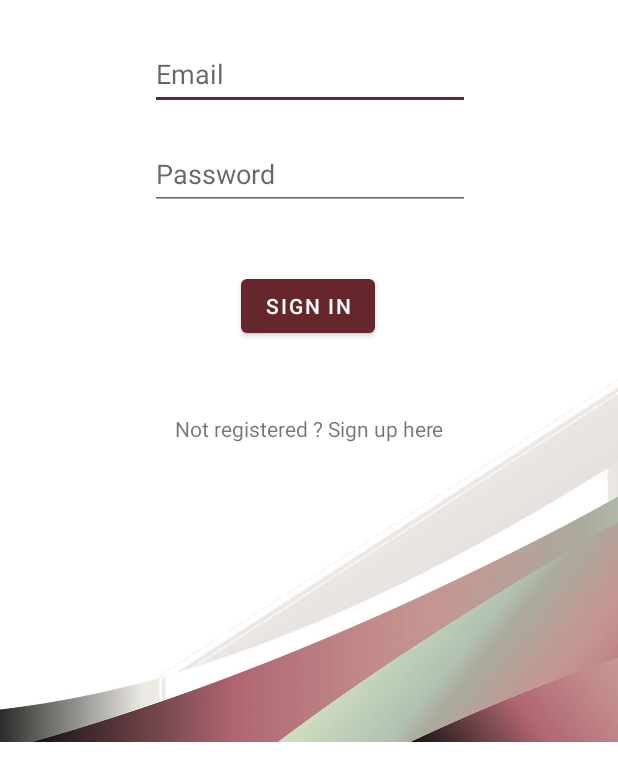
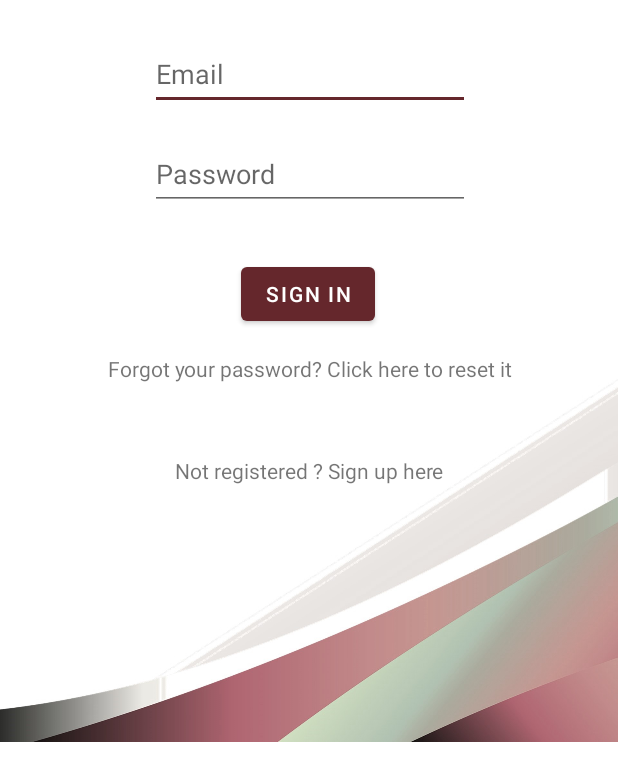
Before and after one commit to ItayMeiri/NextDoorApp, an Android app: the screen it shows after launch (LoginActivity), on a phone screen of 412 x 824 dp, the part 468-1236 px from its top. Run offline under Robolectric (Android 15) with nearby library versions, the phone set to English and light mode, and no system bars; our stand-ins replace Firebase (no records; nobody signed in at launch, a user with empty details on screens opened directly).

```diff
--- a/app/src/main/AndroidManifest.xml
+++ b/app/src/main/AndroidManifest.xml
@@ -9,6 +9,9 @@
         android:roundIcon="@mipmap/ic_launcher_round"
         android:supportsRtl="true"
         android:theme="@style/Theme.NextDoor">
+        <activity
+            android:name=".CityRepresentativeHomePageActivity"
+            android:exported="false" />
         <activity
             android:name=".BusinessProfileActivity"
             android:exported="false" />
--- a/app/src/main/java/com/app/nextdoor/HomePageActivity.java
+++ b/app/src/main/java/com/app/nextdoor/HomePageActivity.java
@@ -17,6 +17,8 @@ import android.widget.PopupMenu;
 import android.widget.Spinner;
 import android.widget.TextView;
 
+import com.app.nextdoor.RegistrationActivity;
+
 
 public class HomePageActivity extends AppCompatActivity implements PopupMenu.OnMenuItemClickListener {
 
@@ -32,8 +34,8 @@ public class HomePageActivity extends AppCompatActivity implements PopupMenu.OnM
 
         search = findViewById(R.id.search);
         menu = findViewById(R.id.button3);
+        sp = findViewById(R.id.spinner);
 
-        sp = findViewById(R.id.spinner);
         String [] items = new String[]{"Language","English","French","Hebrew"};
         adapter = new ArrayAdapter<String>(this, android.R.layout.simple_spinner_dropdown_item,items){
             @Override
--- a/app/src/main/java/com/app/nextdoor/LoginActivity.java
+++ b/app/src/main/java/com/app/nextdoor/LoginActivity.java
@@ -7,6 +7,7 @@ import android.content.SharedPreferences;
 import android.os.Bundle;
 import android.preference.PreferenceManager;
 import android.text.TextUtils;
+import android.util.Log;
 import android.util.Patterns;
 import android.view.View;
 import android.widget.Button;
@@ -25,6 +26,7 @@ public class LoginActivity extends AppCompatActivity {
     EditText Email, Password;
     Button SignIn;
     TextView SignUp;
+    TextView ResetPassword;
     FirebaseAuth myAuth;
 
     @Override
@@ -36,6 +38,7 @@ public class LoginActivity extends AppCompatActivity {
         Password = findViewById(R.id.Password1);
         SignIn = findViewById(R.id.button1);
         SignUp = findViewById(R.id.textView1);
+        ResetPassword = findViewById(R.id.forgetpassword);
         myAuth = FirebaseAuth.getInstance();
 
         SignIn.setOnClickListener(new View.OnClickListener() {
@@ -50,6 +53,13 @@ public class LoginActivity extends AppCompatActivity {
             public void onClick(View view) {
                 Intent i = new Intent(LoginActivity.this, RegistrationActivity.class);
                 startActivity(i);
+            }
+        });
+
+        ResetPassword.setOnClickListener(new View.OnClickListener() {
+            @Override
+            public void onClick(View view) {
+                resetPassword(myAuth,Email.getText().toString());
             }
         });
     }
@@ -90,7 +100,20 @@ public class LoginActivity extends AppCompatActivity {
         else {
             Toast.makeText(LoginActivity.this,"Login failed",Toast.LENGTH_LONG).show();
         }
+    }
 
+    public void resetPassword(FirebaseAuth auth,String email){
+        auth.sendPasswordResetEmail(email).addOnCompleteListener(new OnCompleteListener<Void>() {
+            @Override
+            public void onComplete(@NonNull Task<Void> task) {
+                if (task.isSuccessful()) {
+                    Toast.makeText(LoginActivity.this,"A password reset message has been sent to an email that exists in the system",Toast.LENGTH_LONG).show();
+                }
+                else {
+                    Toast.makeText(LoginActivity.this,"Action failed. Please try again",Toast.LENGTH_LONG).show();
+                }
+            }
+        });
     }
 
 }
--- a/app/src/main/res/layout/activity_home.xml
+++ b/app/src/main/res/layout/activity_home.xml
@@ -41,13 +41,13 @@
 
     <androidx.appcompat.widget.Toolbar
         android:id="@+id/toolbar"
-        android:layout_width="418dp"
-        android:layout_height="53dp"
+        android:layout_width="420dp"
+        android:layout_height="61dp"
         android:background="?attr/colorPrimary"
         android:minHeight="?attr/actionBarSize"
         android:theme="?attr/actionBarTheme"
         tools:ignore="MissingConstraints"
-        tools:layout_editor_absoluteX="1dp"
+        tools:layout_editor_absoluteX="-1dp"
         tools:layout_editor_absoluteY="0dp" />
 
     <LinearLayout
--- a/app/src/main/res/layout/activity_login.xml
+++ b/app/src/main/res/layout/activity_login.xml
@@ -67,7 +67,7 @@
         android:id="@+id/button1"
         android:layout_width="wrap_content"
         android:layout_height="wrap_content"
-        android:layout_marginTop="40dp"
+        android:layout_marginTop="32dp"
         android:text="Sign In"
         app:layout_constraintEnd_toEndOf="parent"
         app:layout_constraintHorizontal_bias="0.498"
@@ -79,9 +79,22 @@
         android:layout_width="187dp"
         android:layout_height="21dp"
         android:layout_marginStart="100dp"
-        android:layout_marginTop="48dp"
+        android:layout_marginTop="40dp"
         android:layout_marginEnd="100dp"
         android:text="Not registered ? Sign up here"
+        android:textAlignment="center"
+        app:layout_constraintEnd_toEndOf="parent"
+        app:layout_constraintStart_toStartOf="parent"
+        app:layout_constraintTop_toBottomOf="@+id/forgetpassword" />
+
+    <TextView
+        android:id="@+id/forgetpassword"
+        android:layout_width="369dp"
+        android:layout_height="28dp"
+        android:layout_marginStart="100dp"
+        android:layout_marginTop="16dp"
+        android:layout_marginEnd="100dp"
+        android:text="Forgot your password? Click here to reset it"
         android:textAlignment="center"
         app:layout_constraintEnd_toEndOf="parent"
         app:layout_constraintStart_toStartOf="parent"
--- a/app/src/main/res/layout/activity_my_business_profile.xml
+++ b/app/src/main/res/layout/activity_my_business_profile.xml
@@ -10,7 +10,7 @@
         android:id="@+id/constraintLayout2"
         android:layout_width="436dp"
         android:layout_height="244dp"
-        android:background="@drawable/profileback"
+        android:background="@drawable/backgroundprofile"
         app:layout_constraintTop_toTopOf="parent"
         tools:ignore="MissingConstraints"
         tools:layout_editor_absoluteX="-13dp">
--- a/app/src/main/res/layout/activity_regular_profile.xml
+++ b/app/src/main/res/layout/activity_regular_profile.xml
@@ -63,7 +63,7 @@
     <androidx.constraintlayout.widget.ConstraintLayout
         android:layout_width="427dp"
         android:layout_height="204dp"
-        android:background="@drawable/profileback"
+        android:background="@drawable/backgroundprofile"
         tools:ignore="MissingConstraints"
         tools:layout_editor_absoluteX="-13dp"
         tools:layout_editor_absoluteY="1dp">
```
Also changed, not shown: app/src/main/java/com/app/nextdoor/CityRepresentativeHomePageActivity.java (added, +14 -0 lines), app/src/main/java/com/app/nextdoor/RegistrationActivity.java (+14 -10 lines), app/src/main/res/layout/activity_business_profile.xml (+11 -6 lines), app/src/main/res/layout/activity_city_representative_profile.xml (added, +7 -0 lines), app/src/main/res/layout/activity_my_regular_profile.xml (+4 -3 lines), app/src/main/res/drawable-v24/backgroundprofile.png (added).
